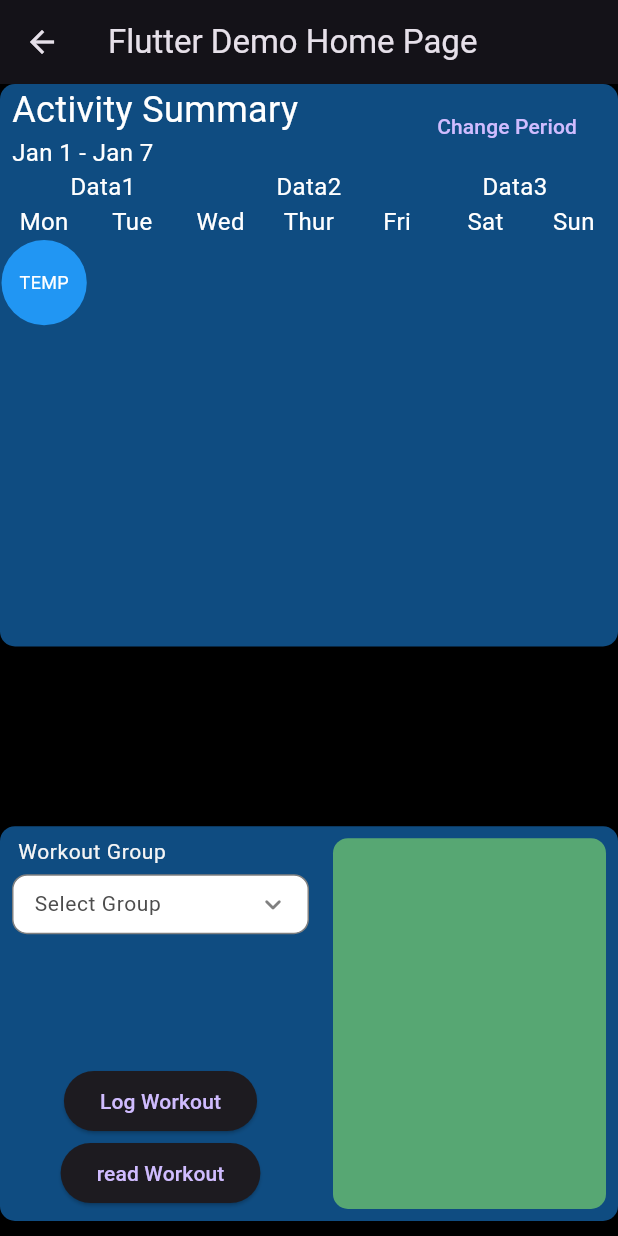
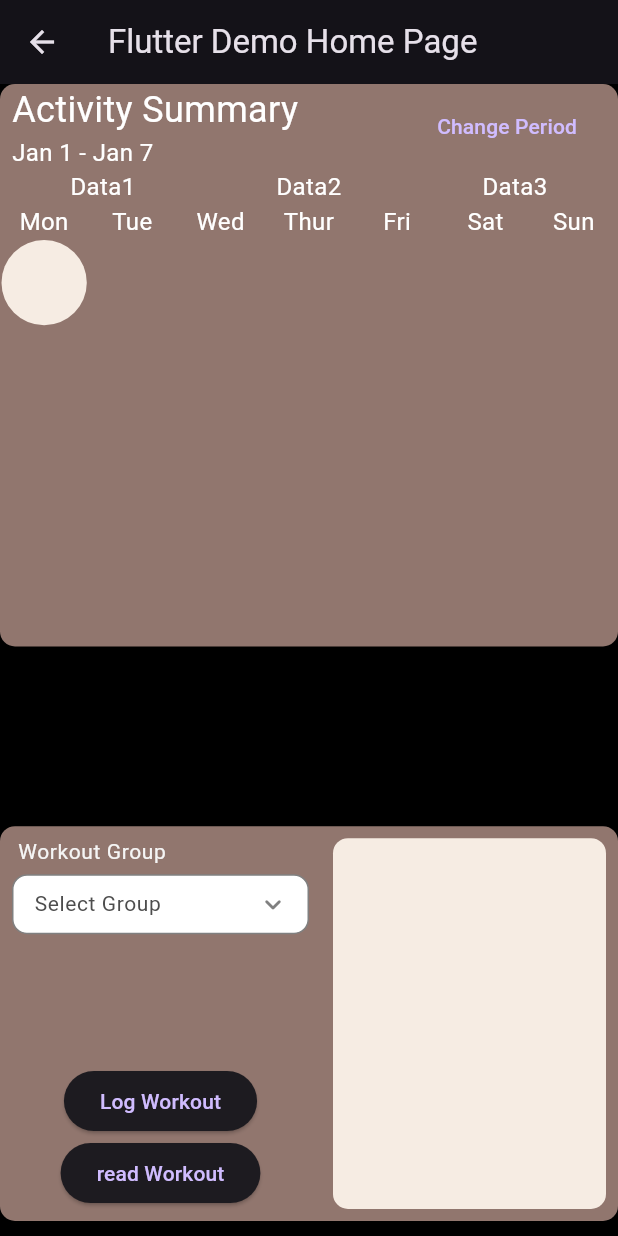
Before and after one commit to spchung/gird_tracker, a Flutter app: the MyHomePage screen opened directly with empty values, after a tap on "Log Workout", on a phone screen of 412 x 824 dp. Run offline on Flutter 3.47's test engine with Material 3 defaults, Android fonts, the phone set to English and light mode, and no system bars; drawn by our look-alikes of dropdown_button2; our stand-ins replace get_it, go_router, sqflite, watch_it; accounts and stored records are empty.

Commit message:
feat: color theme

```diff
--- a/lib/theme.dart
+++ b/lib/theme.dart
@@ -14,6 +14,14 @@ var colorGrid = <Color>[
   const Color(0xFF6DAEDB), // Pantone 16-4132 Little Boy Blue
   const Color(0xFFE03F8A) // Pantone 18-2045 Pink Peacock
 ];
+
+var lightThemePalette = <String, Color> {
+  'primary': const Color(0xFF000000),
+  'secondary': const Color(0xFFFFFFFF),
+  'background': const Color(0xFF91766E), // brown
+  'onPrimary': const Color(0xFFB7A7A9), // Granite
+  'onSecondary': const Color(0xFFF6ECE3), //beigt
+};
 
 var mainTheme = ThemeData(
   brightness: Brightness.dark,
--- a/lib/view/home.dart
+++ b/lib/view/home.dart
@@ -30,7 +30,8 @@ class HomeView extends StatelessWidget {
         Material(
           borderRadius: BorderRadius.circular(10),
           elevation: 2,
-          color: colorGrid[4],
+          // color: colorGrid[4],
+          color: lightThemePalette['background'],
           child: const InnerGrid()
         ),
         // const SizedBox(height: 5),
@@ -68,8 +69,6 @@ class _LoggerInterfaceState extends State<LoggerInterface> {
     );
 
     _selectedWorkoutGroup.addListener(() {
-      // print(_selectedWorkoutGroup.value);
-      // update exercises
       if (_selectedWorkoutGroup.value == null) {
         return;
       }
@@ -90,7 +89,7 @@ class _LoggerInterfaceState extends State<LoggerInterface> {
       padding: const EdgeInsets.all(8),
       decoration: BoxDecoration(
         borderRadius: BorderRadius.circular(10),
-        color: colorGrid[4],
+        color: lightThemePalette['background'],
       ),
       child: Row(
         children: [
@@ -146,7 +145,7 @@ class _LoggerInterfaceState extends State<LoggerInterface> {
               child: Container(
                 decoration: BoxDecoration(
                   borderRadius: BorderRadius.circular(10),
-                  color: colorGrid[5],
+                  color: lightThemePalette['onSecondary'],
                 ),
                 height: MediaQuery.of(context).size.height * 0.3,
                 child: Padding(
@@ -155,10 +154,7 @@ class _LoggerInterfaceState extends State<LoggerInterface> {
                     scrollDirection: Axis.vertical,
                     child: Column(
                       crossAxisAlignment: CrossAxisAlignment.start,
-                      children: _exercises?.map((e) => Text(
-                        e.name,
-                        textAlign: TextAlign.start,
-                      )).toList() ?? const [],
+                      children: _exercises?.map((e) => ExerciseCheckbox(exercise: e,)).toList() ?? const [],
                     ),
                   ),
                 ),
@@ -167,6 +163,26 @@ class _LoggerInterfaceState extends State<LoggerInterface> {
           )
         ],
       ),
+    );
+  }
+}
+
+class ExerciseCheckbox extends StatelessWidget {
+  const ExerciseCheckbox({
+    super.key,
+    required this.exercise
+  });
+
+  final Exercise exercise;
+
+  @override
+  Widget build(BuildContext context) {
+    return Text(
+      exercise.name,
+      style: mainTheme.textTheme.bodyMedium?.copyWith(
+        color: lightThemePalette['primary'],
+      ),
+      textAlign: TextAlign.start,
     );
   }
 }
@@ -277,22 +293,29 @@ class _InnerGridState extends State<InnerGrid> {
             ),
             itemCount: paddedData.length,
             itemBuilder: (context, index) {
-              if (paddedData[index].isPlaceholder == true) {
+              final loggedWorkout = paddedData[index];
+              if (loggedWorkout.isPlaceholder == true) {
+                // rest day
                 return const SizedBox();
               } else {
+                // workout day
                 return Container(
                   margin: const EdgeInsets.all(1),
                   decoration: BoxDecoration(
-                    color: Colors.blue,
+                    color: lightThemePalette['onSecondary'],
                     borderRadius: BorderRadius.circular(99),
                   ),
-                  child: const Center(
-                    child: Text(
-                      // data[index].workout!.name,
-                      'TEMP',
-                      style: TextStyle(
-                        fontSize: 12,
-                        color: Colors.white,
+                  child: Center(
+                    child: InkWell(
+                      onTap: () => print(loggedWorkout.workoutGroupName),
+                      child: Text(
+                        // data[index].workout!.name,
+                        loggedWorkout.workoutGroupName ?? '',
+                        style: TextStyle(
+                          fontSize: 12,
+                          color: lightThemePalette['primary'],
+                          // color: Colors.black
+                        ),
                       ),
                     ),
                   ),
```
